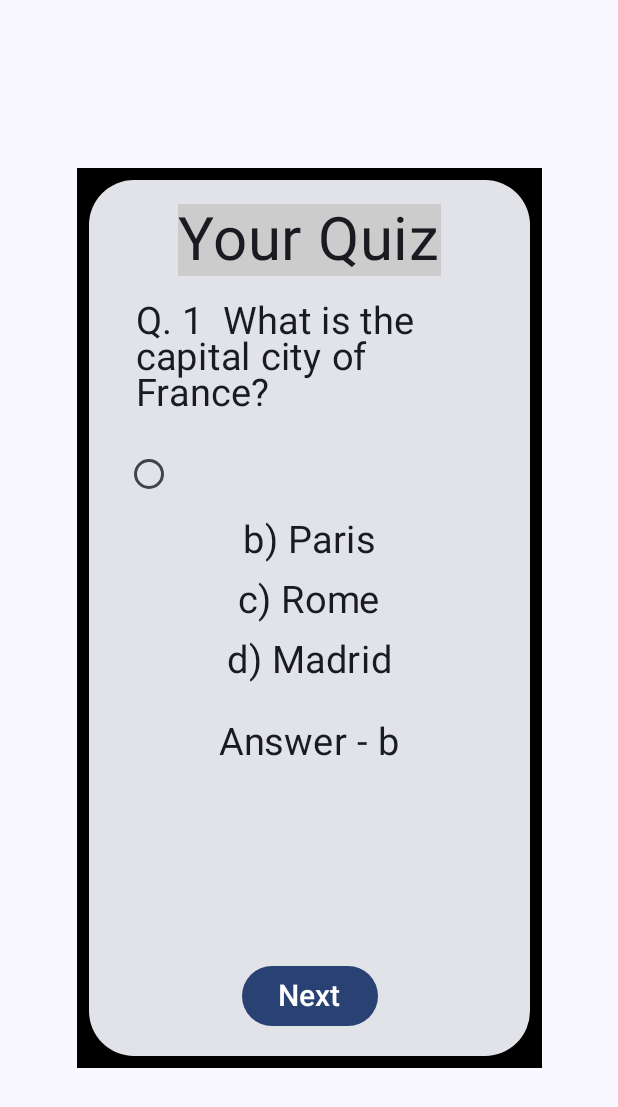
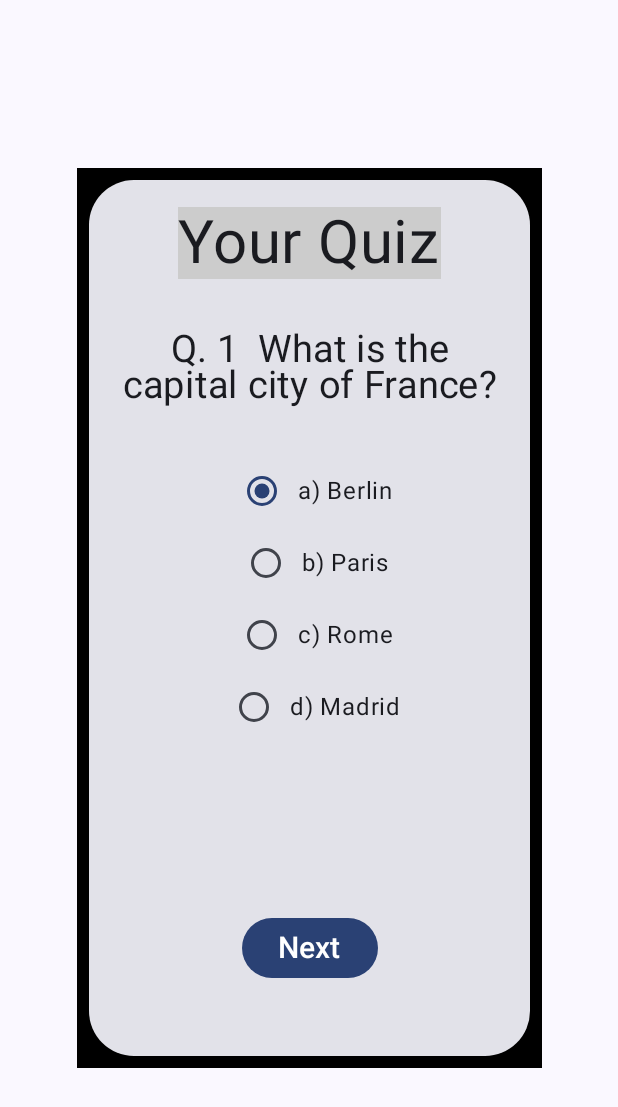
Before and after one commit to pr-Dutta/QuizApp, an Android app built with Jetpack Compose: the composable QuizCard shown on its own in the app's theme, on a phone screen of 412 x 824 dp. Shown: the top 1107 px of the screen. Run offline under Robolectric (Android 15) with nearby library versions, the phone set to English and light mode, and no system bars.

Commit message:
first commit

```diff
--- a/app/src/main/java/com/example/quizapp/MainActivity.kt
+++ b/app/src/main/java/com/example/quizapp/MainActivity.kt
@@ -8,12 +8,14 @@ import androidx.compose.foundation.background
 import androidx.compose.foundation.layout.Arrangement
 import androidx.compose.foundation.layout.Box
 import androidx.compose.foundation.layout.Column
+import androidx.compose.foundation.layout.Row
 import androidx.compose.foundation.layout.Spacer
 import androidx.compose.foundation.layout.fillMaxSize
 import androidx.compose.foundation.layout.fillMaxWidth
 import androidx.compose.foundation.layout.padding
 import androidx.compose.foundation.layout.size
 import androidx.compose.foundation.shape.RoundedCornerShape
+import androidx.compose.material.icons.Icons
 import androidx.compose.material3.Button
 import androidx.compose.material3.Card
 import androidx.compose.material3.MaterialTheme
@@ -31,6 +33,7 @@ import androidx.compose.ui.Modifier
 import androidx.compose.ui.graphics.Color
 import androidx.compose.ui.layout.ContentScale
 import androidx.compose.ui.res.painterResource
+import androidx.compose.ui.text.style.TextAlign
 import androidx.compose.ui.tooling.preview.Preview
 import androidx.compose.ui.unit.dp
 import androidx.compose.ui.unit.sp
@@ -97,7 +100,7 @@ fun QuizCard(modifier: Modifier = Modifier) {
                 },
                 modifier = Modifier
                     .align(Alignment.CenterHorizontally)
-                    .padding(16.dp)
+                    .padding(bottom = 48.dp)
                     .align(Alignment.End)                // new
             ) {
                 Text(
@@ -113,7 +116,7 @@ fun QuizCard(modifier: Modifier = Modifier) {
 fun Questions(modifier: Modifier = Modifier, quiz: Quiz) {
 
     Column(modifier = Modifier
-        .padding(16.dp)
+        .padding(18.dp)
     ) {
 
         Text("Your Quiz", fontSize = 40.sp,
@@ -128,50 +131,54 @@ fun Questions(modifier: Modifier = Modifier, quiz: Quiz) {
             fontSize = 25.sp,
             modifier = Modifier
                 .align(Alignment.CenterHorizontally)
-                .padding(15.dp)
+                .padding(top = 32.dp),
+            textAlign = TextAlign.Center
         )
 
 
-        // - (25-01-2024)
-        var radioState by remember { mutableStateOf(false) }
+        // - (29-01-2024)
+        val options = listOf(
+            "${quiz.optionOne}",
+            "${quiz.optionTwo}",
+            "${quiz.optionThree}",
+            "${quiz.optionFour}"
+        )
+        var radioState by remember { mutableStateOf(quiz.optionOne) }
 
-        RadioButton(selected = radioState, onClick = {
-            /* If it's true then it will be set to false,
-            * If false it will be set true */
-            radioState = !radioState
+        Box(
+            modifier = Modifier
+                .fillMaxWidth()
+                .padding(32.dp),
+            contentAlignment = Alignment.Center
+        ) {
+            Column(
+                verticalArrangement = Arrangement.Center,
+                horizontalAlignment = Alignment.CenterHorizontally
+            ) {
+                options.forEach {
+                    ColumnEachOption(selected = radioState == it,
+                        title = it) { data ->
+                        radioState = data
+                    }
+                }
+            }
+        }
+    }
+}
+
+@Composable
+fun ColumnEachOption(
+    selected: Boolean,
+    title: String,
+    onValueChange: (String) -> Unit
+) {
+    Row(
+        verticalAlignment = Alignment.CenterVertically
+    ) {
+        RadioButton(selected = selected, onClick = {
+            onValueChange(title)
         })
-
-        Text(
-            quiz.optionTwo,
-            fontSize = 25.sp,
-            modifier = Modifier
-                .align(Alignment.CenterHorizontally)
-                .padding(5.dp)
-        )
-
-        Text(
-            quiz.optionThree,
-            fontSize = 25.sp,
-            modifier = Modifier
-                .align(Alignment.CenterHorizontally)
-                .padding(5.dp)
-        )
-
-        Text(
-            quiz.optionFour,
-            fontSize = 25.sp,
-            modifier = Modifier
-                .align(Alignment.CenterHorizontally)
-                .padding(5.dp)
-        )
-
-        Text(
-            "Answer - " + (quiz.answer).toString(),
-            fontSize = 25.sp,
-            modifier = Modifier
-                .align(Alignment.CenterHorizontally)
-                .padding(20.dp)
-        )
+        Text(text = title)
     }
 }
 
```
